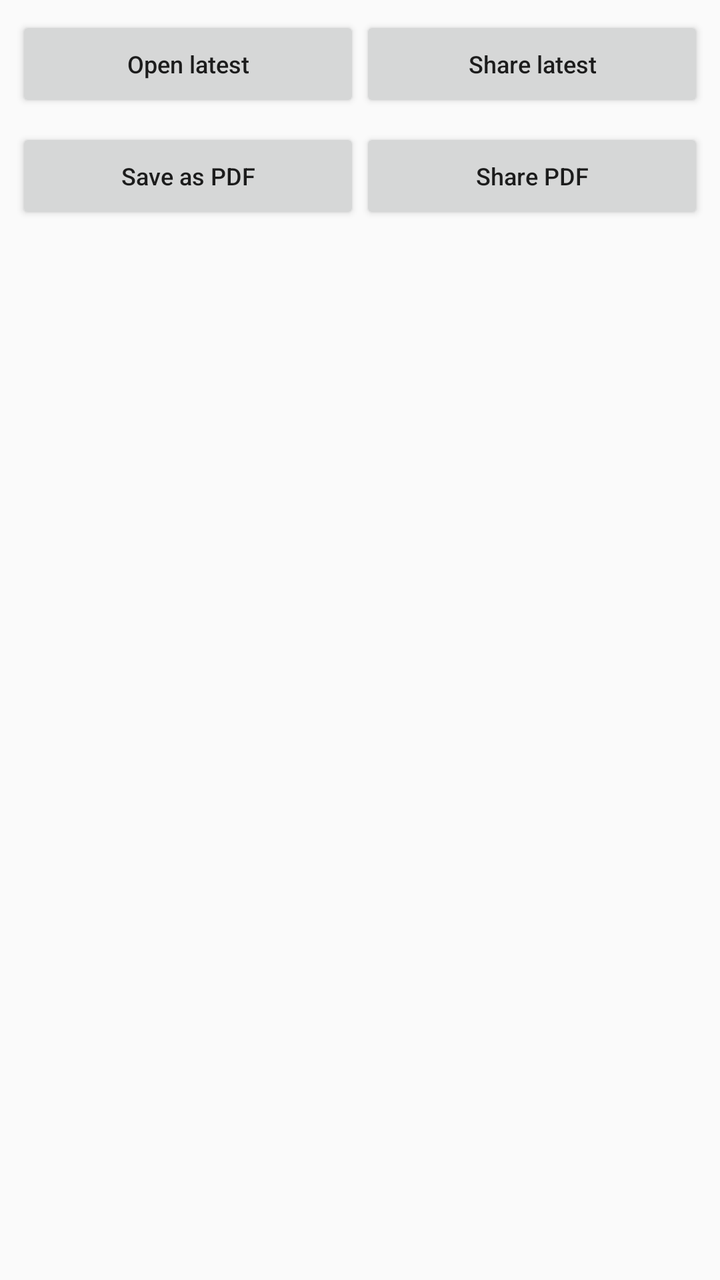
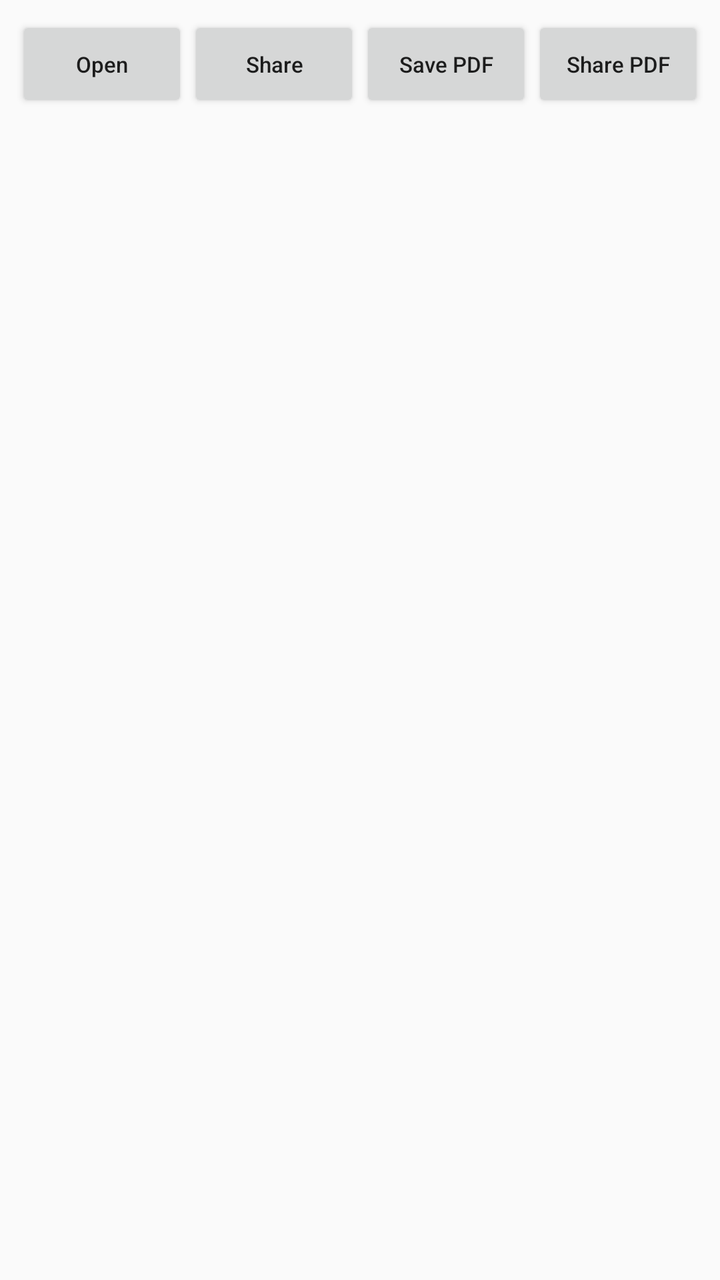

Two renders of the same Android screen: before a commit and after it. Below are the layout's source before the change and the commit's diff.
<!-- AndroidManifest.xml: application theme Theme.AutoTap -->
<!-- res/layout/activity_results.xml -->
<?xml version="1.0" encoding="utf-8"?>
<LinearLayout xmlns:android="http://schemas.android.com/apk/res/android"
    android:layout_width="match_parent"
    android:layout_height="match_parent"
    android:orientation="vertical">

    <LinearLayout
        android:layout_width="match_parent"
        android:layout_height="wrap_content"
        android:orientation="horizontal"
        android:padding="8dp">

        <Button
            android:id="@+id/btnOpenExternal"
            android:layout_width="0dp"
            android:layout_weight="1"
            android:layout_height="wrap_content"
            android:text="Open latest"
            android:textAllCaps="false"
            android:textSize="12sp" />

        <Button
            android:id="@+id/btnShare"
            android:layout_width="0dp"
            android:layout_weight="1"
            android:layout_height="wrap_content"
            android:text="Share latest"
            android:textAllCaps="false"
            android:textSize="12sp" />
    </LinearLayout>

    <LinearLayout
        android:layout_width="match_parent"
        android:layout_height="wrap_content"
        android:orientation="horizontal"
        android:paddingStart="8dp"
        android:paddingEnd="8dp"
        android:paddingBottom="8dp">

        <Button
            android:id="@+id/btnSavePdf"
            android:layout_width="0dp"
            android:layout_weight="1"
            android:layout_height="wrap_content"
            android:text="Save as PDF"
            android:textAllCaps="false"
            android:textSize="12sp"
             />

        <Button
            android:id="@+id/btnSharePdf"
            android:layout_width="0dp"
            android:layout_weight="1"
            android:layout_height="wrap_content"
            android:text="Share PDF"
            android:textAllCaps="false"
            android:textSize="12sp"
             />
    </LinearLayout>

    <TextView
        android:id="@+id/tvEmpty"
        android:layout_width="match_parent"
        android:layout_height="wrap_content"
        android:padding="16dp"
        android:text="No capture results yet."
        android:visibility="gone" />

    <ScrollView
        android:layout_width="match_parent"
        android:layout_height="match_parent">

        <LinearLayout
            android:id="@+id/container"
            android:layout_width="match_parent"
            android:layout_height="wrap_content"
            android:orientation="vertical"
            android:padding="8dp" />
    </ScrollView>

</LinearLayout>
<!-- resources referenced by this layout -->
<resources>
  <style name="Theme.AutoTap" parent="Theme.AppCompat.Light.DarkActionBar">
          <item name="colorPrimary">@color/purple_500</item>
          <item name="colorPrimaryDark">@color/purple_700</item>
          <item name="colorAccent">@color/teal_200</item>
      </style>
  <color name="purple_500">#6750A4</color>
  <color name="purple_700">#4F378B</color>
  <color name="teal_200">#80CBC4</color>
</resources>

<!-- the commit's change to res/layout/activity_results.xml (unified diff, before → after) -->
@@ -15,37 +15,27 @@
             android:layout_width="0dp"
             android:layout_weight="1"
             android:layout_height="wrap_content"
-            android:text="Open latest"
+            android:text="Open"
             android:textAllCaps="false"
-            android:textSize="12sp" />
+            android:textSize="11sp" />
 
         <Button
             android:id="@+id/btnShare"
             android:layout_width="0dp"
             android:layout_weight="1"
             android:layout_height="wrap_content"
-            android:text="Share latest"
+            android:text="Share"
             android:textAllCaps="false"
-            android:textSize="12sp" />
-    </LinearLayout>
-
-    <LinearLayout
-        android:layout_width="match_parent"
-        android:layout_height="wrap_content"
-        android:orientation="horizontal"
-        android:paddingStart="8dp"
-        android:paddingEnd="8dp"
-        android:paddingBottom="8dp">
+            android:textSize="11sp" />
 
         <Button
             android:id="@+id/btnSavePdf"
             android:layout_width="0dp"
             android:layout_weight="1"
             android:layout_height="wrap_content"
-            android:text="Save as PDF"
+            android:text="Save PDF"
             android:textAllCaps="false"
-            android:textSize="12sp"
-             />
+            android:textSize="11sp" />
 
         <Button
             android:id="@+id/btnSharePdf"
@@ -54,8 +44,7 @@
             android:layout_height="wrap_content"
             android:text="Share PDF"
             android:textAllCaps="false"
-            android:textSize="12sp"
-             />
+            android:textSize="11sp" />
     </LinearLayout>
 
     <TextView
